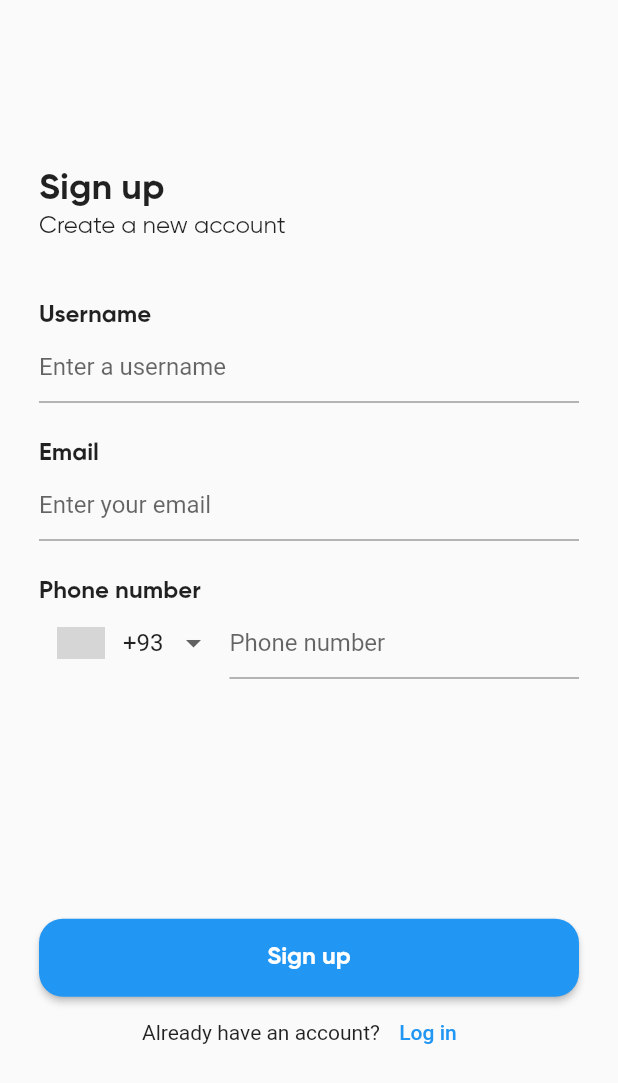
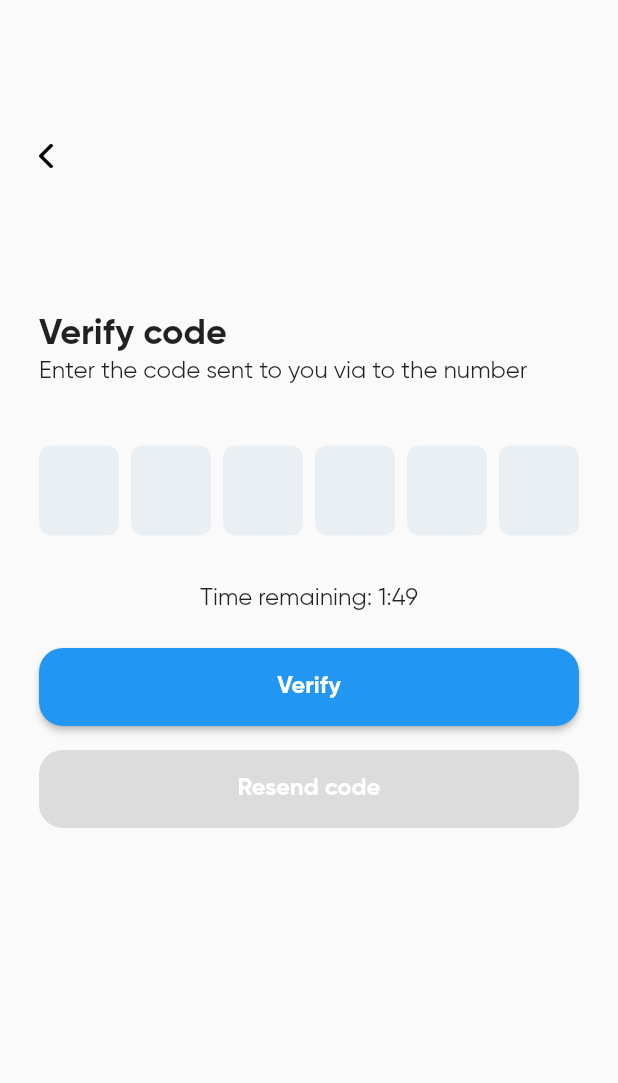
Before and after one commit to clementus360/spacechat-app, a Flutter app: the SignupPage screen opened directly, after a tap on "Sign up", on a phone screen of 412 x 824 dp. Shown: the top 1083 px of the screen. Run offline on Flutter 3.47's test engine with Material 2 defaults, Android fonts, the phone set to English and light mode, and no system bars; drawn by our look-alikes of intl_phone_number_input, pinput; grey boxes are pictures that could not be loaded.

Commit message:
add verification page

```diff
--- /dev/null
+++ b/lib/pages/verify_page.dart
@@ -0,0 +1,56 @@
+import 'package:flutter/material.dart';
+import 'package:spacechat/widgets/signin_form.dart';
+import 'package:spacechat/widgets/signup_form.dart';
+import 'package:spacechat/widgets/verify_form.dart';
+
+class VerifyPage extends StatelessWidget {
+  const VerifyPage({super.key});
+  @override
+  Widget build(BuildContext context) {
+    return Scaffold(
+      body: Container(
+        alignment: Alignment.center,
+        child: SizedBox(
+          width: 360,
+          child: Column(
+            crossAxisAlignment: CrossAxisAlignment.start,
+            children: [
+              const SizedBox(
+                height: 96,
+              ),
+              GestureDetector(
+                onTap: () => {Navigator.pop(context)},
+                child: const Image(
+                  image: AssetImage("assets/images/back_icon.png"),
+                  height: 16,
+                ),
+              ),
+              const SizedBox(
+                height: 96,
+              ),
+              const Text(
+                "Verify code",
+                style: TextStyle(
+                  fontFamily: 'Gilroy',
+                  fontSize: 24,
+                  fontWeight: FontWeight.w700,
+                ),
+              ),
+              const Text(
+                "Enter the code sent to you via to the number",
+                style: TextStyle(
+                    fontFamily: 'Gilroy',
+                    fontSize: 16,
+                    fontWeight: FontWeight.w400),
+              ),
+              const SizedBox(
+                height: 40,
+              ),
+              const VerifyForm(),
+            ],
+          ),
+        ),
+      ),
+    );
+  }
+}
--- a/lib/widgets/signin_form.dart
+++ b/lib/widgets/signin_form.dart
@@ -1,6 +1,7 @@
 import 'package:flutter/material.dart';
 import 'package:intl_phone_number_input/intl_phone_number_input.dart';
 import 'package:spacechat/pages/signup_page.dart';
+import 'package:spacechat/pages/verify_page.dart';
 
 class SignInForm extends StatefulWidget {
   const SignInForm({super.key});
@@ -30,7 +31,14 @@ class _SignInFormState extends State<SignInForm> {
             height: 160,
           ),
           ElevatedButton(
-              onPressed: () => null,
+              onPressed: () => {
+                    Navigator.push(
+                      context,
+                      MaterialPageRoute(
+                        builder: ((context) => const VerifyPage()),
+                      ),
+                    ),
+                  },
               style: ElevatedButton.styleFrom(
                   padding: const EdgeInsets.symmetric(vertical: 16),
                   minimumSize: const Size(double.infinity, 0),
--- a/lib/widgets/signup_form.dart
+++ b/lib/widgets/signup_form.dart
@@ -1,6 +1,7 @@
 import 'package:flutter/material.dart';
 import 'package:intl_phone_number_input/intl_phone_number_input.dart';
 import 'package:spacechat/pages/signin_page.dart';
+import 'package:spacechat/pages/verify_page.dart';
 
 class SignUpForm extends StatefulWidget {
   const SignUpForm({super.key});
@@ -56,7 +57,14 @@ class _SignUpFormState extends State<SignUpForm> {
             height: 160,
           ),
           ElevatedButton(
-              onPressed: () => null,
+              onPressed: () => {
+                    Navigator.push(
+                      context,
+                      MaterialPageRoute(
+                        builder: ((context) => const VerifyPage()),
+                      ),
+                    ),
+                  },
               style: ElevatedButton.styleFrom(
                   padding: const EdgeInsets.symmetric(vertical: 16),
                   minimumSize: const Size(double.infinity, 0),
--- /dev/null
+++ b/lib/widgets/verify_form.dart
@@ -0,0 +1,79 @@
+import 'package:flutter/material.dart';
+import 'package:spacechat/pages/signin_page.dart';
+import 'package:pinput/pinput.dart';
+
+class VerifyForm extends StatefulWidget {
+  const VerifyForm({super.key});
+
+  @override
+  State<VerifyForm> createState() => _VerifyFormState();
+}
+
+class _VerifyFormState extends State<VerifyForm> {
+  final _formKey = GlobalKey<FormState>();
+
+  @override
+  Widget build(BuildContext context) {
+    return Form(
+      child: Column(
+        crossAxisAlignment: CrossAxisAlignment.start,
+        children: [
+          const Pinput(
+            length: 6,
+          ),
+          const SizedBox(
+            height: 32,
+          ),
+          const Center(
+            child: Text(
+              "Time remaining: 1:49",
+              style: TextStyle(
+                fontFamily: 'Gilroy',
+                fontSize: 16,
+                fontWeight: FontWeight.w400,
+              ),
+            ),
+          ),
+          const SizedBox(
+            height: 24,
+          ),
+          ElevatedButton(
+            onPressed: () => null,
+            style: ElevatedButton.styleFrom(
+                padding: const EdgeInsets.symmetric(vertical: 16),
+                minimumSize: const Size(double.infinity, 0),
+                shape: RoundedRectangleBorder(
+                    borderRadius: BorderRadius.circular(16))),
+            child: const Text(
+              "Verify",
+              style: TextStyle(
+                  color: Colors.white,
+                  fontFamily: 'Gilroy',
+                  fontSize: 16,
+                  fontWeight: FontWeight.w700),
+            ),
+          ),
+          const SizedBox(
+            height: 16,
+          ),
+          ElevatedButton(
+            onPressed: null,
+            style: ElevatedButton.styleFrom(
+                padding: const EdgeInsets.symmetric(vertical: 16),
+                minimumSize: const Size(double.infinity, 0),
+                shape: RoundedRectangleBorder(
+                    borderRadius: BorderRadius.circular(16))),
+            child: const Text(
+              "Resend code",
+              style: TextStyle(
+                  color: Colors.white,
+                  fontFamily: 'Gilroy',
+                  fontSize: 16,
+                  fontWeight: FontWeight.w700),
+            ),
+          ),
+        ],
+      ),
+    );
+  }
+}
--- a/pubspec.yaml
+++ b/pubspec.yaml
@@ -36,6 +36,7 @@ dependencies:
   # Use with the CupertinoIcons class for iOS style icons.
   cupertino_icons: ^1.0.2
   intl_phone_number_input: ^0.7.2
+  pinput: ^2.2.31
 
 dev_dependencies:
   flutter_test:
```
Also changed, not shown: assets/images/Untitled-1-01.png (deleted), assets/images/back_icon.png (added), assets/images/back_icon.svg (added), pubspec.lock, 7 other files.
